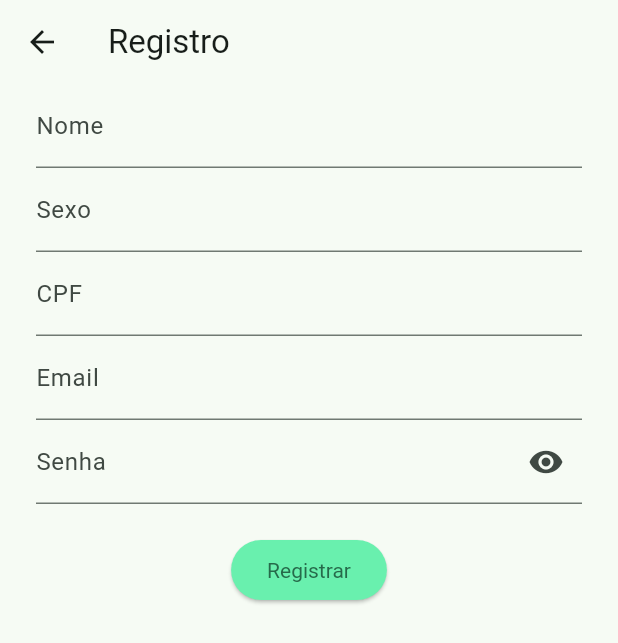
After one commit to lucasguimaraes2005/app-contabancaria, a Flutter app: the screen it shows after launch, after a tap on "Registrar", on a phone screen of 412 x 824 dp. The commit adds this screen. Shown: the top 643 px of the screen. Run offline on Flutter 3.47's test engine with Material 3 defaults, Android fonts, the phone set to English and light mode, and no system bars; our stand-ins replace shared_preferences; network calls fail.

Commit message:
feat: registerpage

```diff
--- a/lib/main.dart
+++ b/lib/main.dart
@@ -1,5 +1,6 @@
 import 'package:flutter/material.dart';
 import 'package:greenbank/pages/LoginPage.dart';
+import 'package:greenbank/pages/RegisterPage.dart';
 
 void main() {
   runApp(const MyApp());
@@ -17,6 +18,10 @@ class MyApp extends StatelessWidget {
         useMaterial3: true,
       ),
       home: const LoginPage(),
+      routes: {
+        '/login': (context) => const LoginPage(),
+        '/registro': (context) => const RegisterPage(),
+      },
     );
   }
 }
--- a/lib/pages/LoginPage.dart
+++ b/lib/pages/LoginPage.dart
@@ -2,6 +2,7 @@ import 'dart:convert';
 
 import 'package:flutter/cupertino.dart';
 import 'package:flutter/material.dart';
+import 'package:greenbank/pages/RegisterPage.dart';
 import 'package:http/http.dart' as http;
 import 'package:shared_preferences/shared_preferences.dart';
 
@@ -37,7 +38,7 @@ class _LoginPageState extends State<LoginPage> {
     if (response.statusCode == 200) {
       var responseData = json.decode(response.body);
 
-      // Salve o token usando SharedPreferences
+
       SharedPreferences prefs = await SharedPreferences.getInstance();
       await prefs.setString('token', responseData['token']);
 
@@ -46,7 +47,7 @@ class _LoginPageState extends State<LoginPage> {
         MaterialPageRoute(builder: (context) => const MyHomePage(title: 'Logado')),
       );
     } else {
-      // Mostre o diálogo de erro com o corpo da resposta HTTP
+
       showDialog(
         context: context,
         builder: (context) {
@@ -96,6 +97,19 @@ class _LoginPageState extends State<LoginPage> {
                     textStyle: const TextStyle(color: Colors.black)
                 ),
                 child: const Text('Login'),
+              ),
+              ElevatedButton(
+                onPressed: () {
+                  Navigator.push(
+                    context,
+                    MaterialPageRoute(builder: (context) => RegisterPage()),
+                  );
+                },
+                style: ElevatedButton.styleFrom(
+                    backgroundColor: Colors.greenAccent,
+                    textStyle: const TextStyle(color: Colors.black)
+                ),
+                child: const Text('Registrar'),
               )
             ],
           ),
--- /dev/null
+++ b/lib/pages/RegisterPage.dart
@@ -0,0 +1,87 @@
+
+
+import 'package:flutter/cupertino.dart';
+import 'package:flutter/material.dart';
+
+
+
+
+class RegisterPage extends StatefulWidget {
+  const RegisterPage({super.key});
+
+  @override
+  State<RegisterPage> createState() => _RegisterPageState();
+}
+
+class _RegisterPageState extends State<RegisterPage> {
+  final TextEditingController _nome = TextEditingController();
+  final TextEditingController _sexo = TextEditingController();
+  final TextEditingController _cpf = TextEditingController();
+  final TextEditingController _email = TextEditingController();
+  final TextEditingController _senha = TextEditingController();
+
+  bool _ocultar = false;
+
+  void _botaoPassVisibility() {
+    setState(() {
+      _ocultar = !_ocultar;
+    });
+  }
+
+  @override
+  Widget build(BuildContext context) {
+    return Scaffold(
+      appBar: AppBar(
+        title: const Text('Registro'),
+      ),
+      body: Padding(
+        padding: const EdgeInsets.symmetric(horizontal: 24.0),
+        child: SingleChildScrollView(
+          child: Column(
+            mainAxisAlignment: MainAxisAlignment.center,
+            children: [
+              TextField(
+                controller: _nome,
+                decoration: const InputDecoration(labelText: 'Nome'),
+              ),
+              TextField(
+                controller: _sexo,
+                decoration: const InputDecoration(labelText: 'Sexo'),
+              ),
+              TextField(
+                controller: _cpf,
+                decoration: const InputDecoration(labelText: 'CPF'),
+              ),
+              TextField(
+                controller: _email,
+                decoration: const InputDecoration(labelText: 'Email'),
+              ),
+              TextField(
+                controller: _senha,
+                decoration: InputDecoration(
+                    labelText: 'Senha',
+                    suffixIcon: IconButton(
+                        onPressed: _botaoPassVisibility,
+                        icon: _ocultar ? const Icon(Icons.visibility_off) : const Icon(Icons.visibility)
+                    )
+                ),
+                obscureText: _ocultar,
+              ),
+              const SizedBox(height: 20,),
+              ElevatedButton(
+                onPressed: () {
+
+                },
+                style: ElevatedButton.styleFrom(
+                    backgroundColor: Colors.greenAccent,
+                    textStyle: const TextStyle(color: Colors.black)
+                ),
+                child: const Text('Registrar'),
+              )
+            ],
+          ),
+        ),
+      ),
+    );
+  }
+}
```
